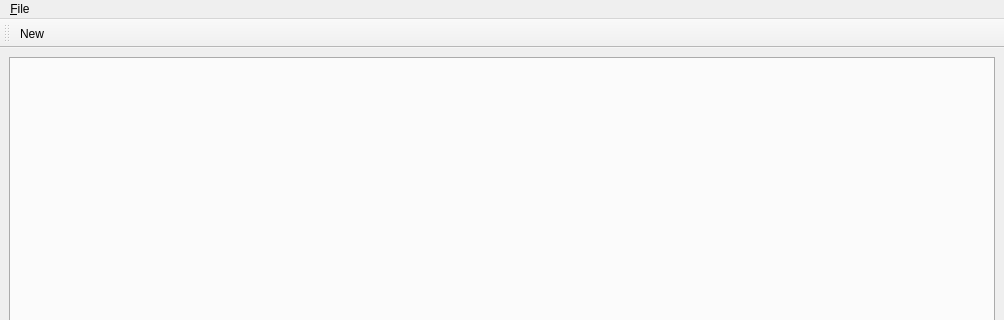
Above: pygesture/ui/main_template.ui from ixjlyons/pygesture before the change; both pictures show x 0 to 1004 and y 0 to 320 of the 1004 by 652 pixel window. Below: the same form after it.
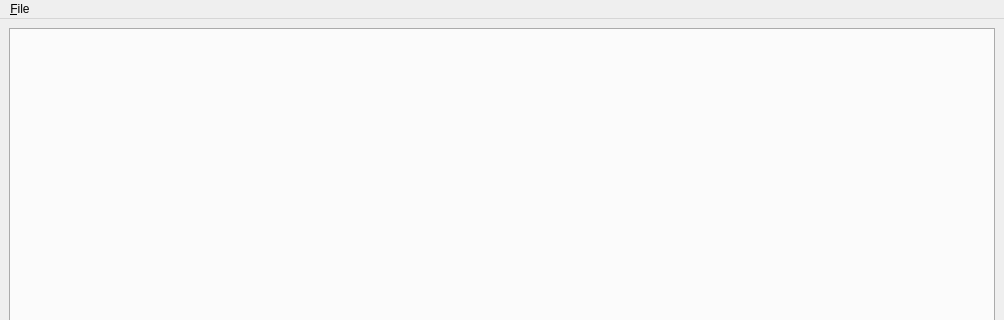
That is the form after the change. Icons and pictures are not drawn.

Diff of the .ui file:
```diff
--- a/pygesture/ui/main_template.ui
+++ b/pygesture/ui/main_template.ui
@@ -55,18 +55,6 @@
    <addaction name="menu_File"/>
   </widget>
   <widget class="QStatusBar" name="statusbar"/>
-  <widget class="QToolBar" name="toolBar">
-   <property name="windowTitle">
-    <string>toolBar</string>
-   </property>
-   <attribute name="toolBarArea">
-    <enum>TopToolBarArea</enum>
-   </attribute>
-   <attribute name="toolBarBreak">
-    <bool>false</bool>
-   </attribute>
-   <addaction name="actionNew"/>
-  </widget>
   <action name="actionQuit">
    <property name="icon">
     <iconset theme="application-exit">
```
Left out of the diff: 5 changed lines with no effect on the pictures.
